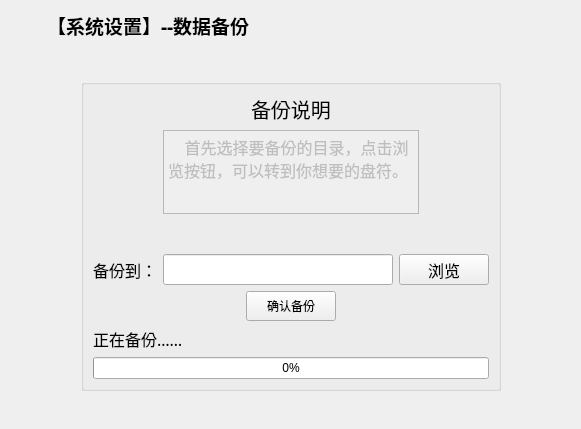
Old version of the form backupssql.ui in the repository Yzyqoung/Qt-hotelSystem.
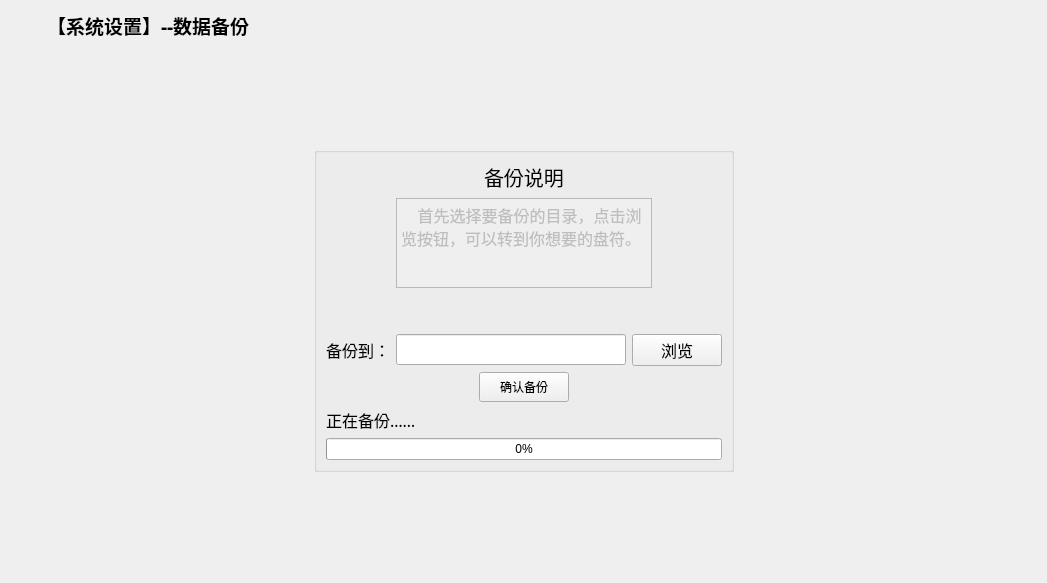
New version of the form. Icons and pictures are not drawn.

```diff
--- a/backupssql.ui
+++ b/backupssql.ui
@@ -6,20 +6,26 @@
    <rect>
     <x>0</x>
     <y>0</y>
-    <width>581</width>
-    <height>429</height>
+    <width>1047</width>
+    <height>583</height>
    </rect>
   </property>
+  <property name="sizePolicy">
+   <sizepolicy hsizetype="Preferred" vsizetype="Preferred">
+    <horstretch>0</horstretch>
+    <verstretch>0</verstretch>
+   </sizepolicy>
+  </property>
   <property name="windowTitle">
    <string>Form</string>
   </property>
   <property name="styleSheet">
    <string notr="true"/>
   </property>
-  <layout class="QVBoxLayout" name="verticalLayout_4">
-   <item>
-    <layout class="QVBoxLayout" name="verticalLayout_3">
-     <item>
+  <layout class="QGridLayout" name="gridLayout_2">
+   <item row="0" column="0">
+    <layout class="QGridLayout" name="gridLayout_3">
+     <item row="0" column="0">
       <layout class="QHBoxLayout" name="horizontalLayout_5">
        <item>
         <layout class="QHBoxLayout" name="horizontalLayout">
@@ -83,25 +89,9 @@
        </item>
       </layout>
      </item>
-     <item>
-      <spacer name="verticalSpacer_3">
-       <property name="orientation">
-        <enum>Qt::Vertical</enum>
-       </property>
-       <property name="sizeType">
-        <enum>QSizePolicy::Maximum</enum>
-       </property>
-       <property name="sizeHint" stdset="0">
-        <size>
-         <width>20</width>
-         <height>60</height>
-        </size>
-       </property>
-      </spacer>
-     </item>
-     <item>
+     <item row="2" column="0">
       <layout class="QGridLayout" name="gridLayout">
-       <item row="0" column="0">
+       <item row="1" column="0">
         <spacer name="horizontalSpacer_6">
          <property name="orientation">
           <enum>Qt::Horizontal</enum>
@@ -114,7 +104,33 @@
          </property>
         </spacer>
        </item>
-       <item row="0" column="1">
+       <item row="2" column="1">
+        <spacer name="verticalSpacer">
+         <property name="orientation">
+          <enum>Qt::Vertical</enum>
+         </property>
+         <property name="sizeHint" stdset="0">
+          <size>
+           <width>20</width>
+           <height>60</height>
+          </size>
+         </property>
+        </spacer>
+       </item>
+       <item row="1" column="2">
+        <spacer name="horizontalSpacer_7">
+         <property name="orientation">
+          <enum>Qt::Horizontal</enum>
+         </property>
+         <property name="sizeHint" stdset="0">
+          <size>
+           <width>40</width>
+           <height>20</height>
+          </size>
+         </property>
+        </spacer>
+       </item>
+       <item row="1" column="1">
         <widget class="QGroupBox" name="groupBox">
          <property name="title">
           <string/>
@@ -368,24 +384,14 @@
          </layout>
         </widget>
        </item>
-       <item row="0" column="2">
-        <spacer name="horizontalSpacer_7">
-         <property name="orientation">
-          <enum>Qt::Horizontal</enum>
-         </property>
-         <property name="sizeHint" stdset="0">
-          <size>
-           <width>40</width>
-           <height>20</height>
-          </size>
-         </property>
-        </spacer>
-       </item>
-       <item row="1" column="1">
-        <spacer name="verticalSpacer">
+       <item row="0" column="1">
+        <spacer name="verticalSpacer_3">
          <property name="orientation">
           <enum>Qt::Vertical</enum>
          </property>
+         <property name="sizeType">
+          <enum>QSizePolicy::Expanding</enum>
+         </property>
          <property name="sizeHint" stdset="0">
           <size>
            <width>20</width>
```
